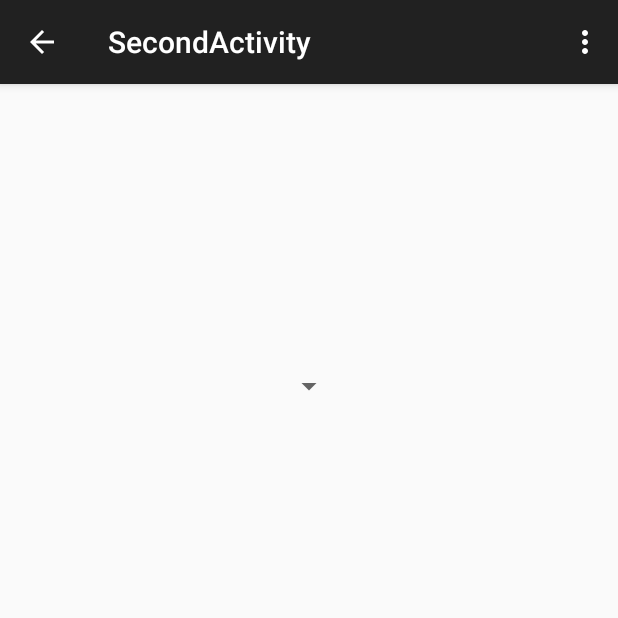
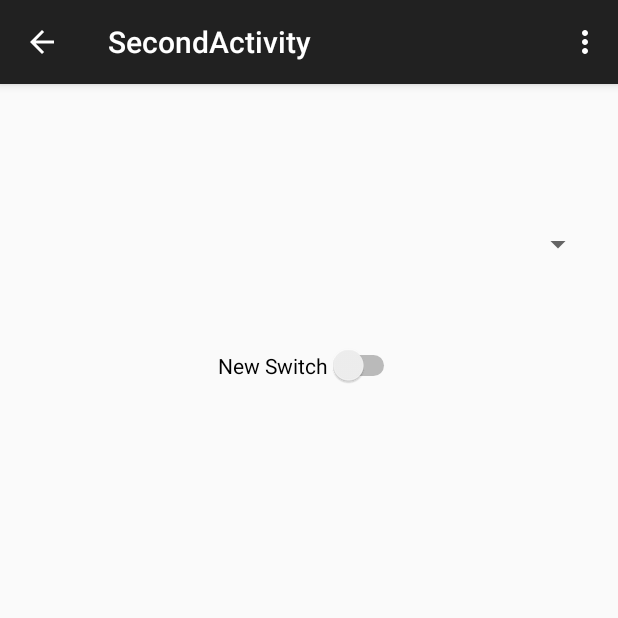
Before and after one commit to Inderdeep88/My_Application3, an Android app: the SecondActivity screen opened directly, with no data from a screen before it, on a phone screen of 412 x 824 dp, the top half of it. Run offline under Robolectric (Android 15) with nearby library versions, the phone set to English and light mode, and no system bars.

Commit message:
Added app project

```diff
--- a/app/src/main/java/com/mycompany/singhinderdeep/myapplication3/SecondActivity.java
+++ b/app/src/main/java/com/mycompany/singhinderdeep/myapplication3/SecondActivity.java
@@ -5,6 +5,8 @@ import android.support.v7.app.ActionBarActivity;
 import android.os.Bundle;
 import android.view.Menu;
 import android.view.MenuItem;
+import android.widget.ArrayAdapter;
+import android.widget.Spinner;
 import android.widget.TextView;
 
 
@@ -17,6 +19,11 @@ public class SecondActivity extends ActionBarActivity {
         TextView textView= (TextView) findViewById(R.id.textView2);
         Intent intent=getIntent();
         textView.setText(intent.getStringExtra(MESSAGE_KEY));
+
+        String[] item =new String[] {"Inder", "Inder2", "Inder3"};
+        Spinner spinner=(Spinner)findViewById(R.id.spinner);
+      //  ArrayAdapter aa= new ArrayAdapter();
+
     }
 
     @Override
--- a/app/src/main/res/layout/activity_second.xml
+++ b/app/src/main/res/layout/activity_second.xml
@@ -19,8 +19,17 @@
         android:layout_width="wrap_content"
         android:layout_height="wrap_content"
         android:id="@+id/spinner"
+        android:layout_marginTop="49dp"
         android:layout_below="@+id/textView2"
+        android:layout_alignEnd="@+id/textView2" />
+
+    <Switch
+        android:layout_width="wrap_content"
+        android:layout_height="wrap_content"
+        android:text="New Switch"
+        android:id="@+id/switch1"
+        android:layout_below="@+id/spinner"
         android:layout_centerHorizontal="true"
-        android:layout_marginTop="144dp" />
+        android:layout_marginTop="55dp" />
 
 </RelativeLayout>
```
